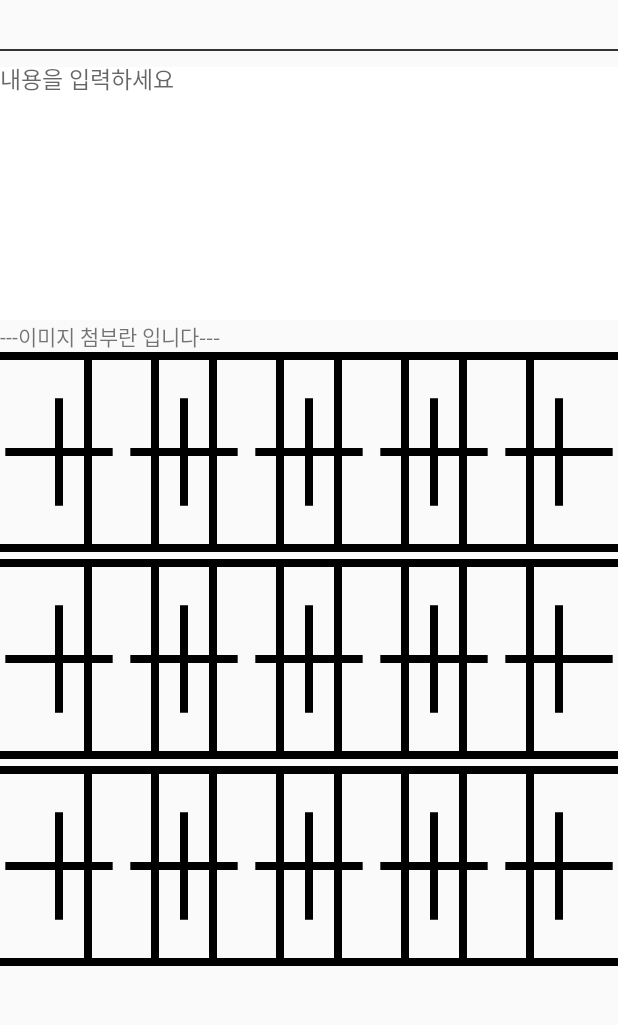
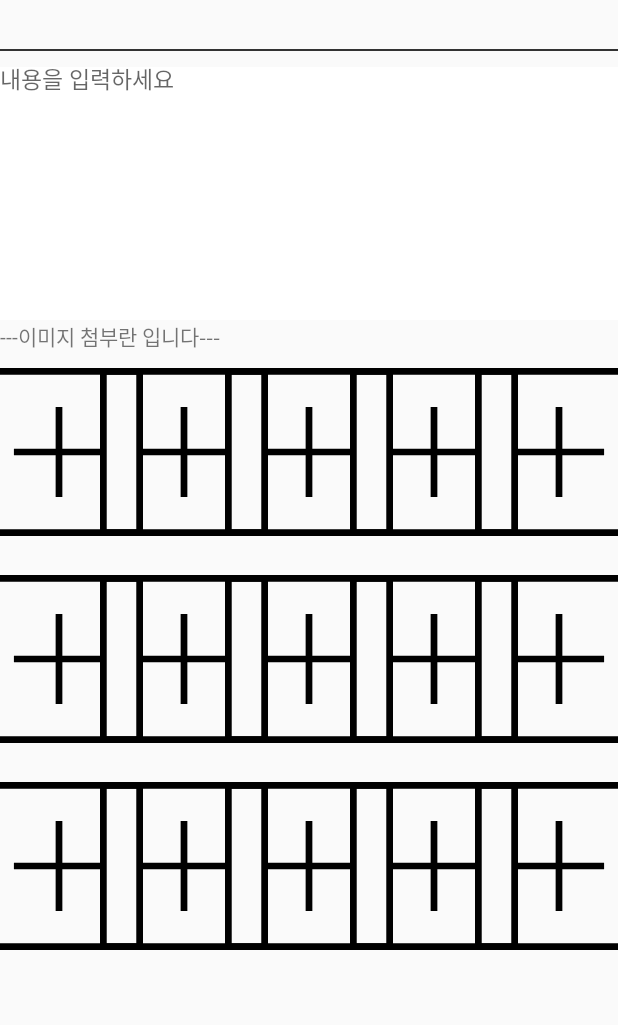
Before and after one commit to saechimdaeki/SimpleLineMemo, an Android app: the screen it shows after launch (EditNoteActivity), after a tap on an icon or button, on a phone screen of 412 x 824 dp, the part 103-1128 px from its top. Run offline under Robolectric (Android 15) with nearby library versions, the phone set to English and light mode, and no system bars; our stand-ins replace Room's generated code; pictures from the network do not load.

```diff
--- a/app/build.gradle
+++ b/app/build.gradle
@@ -31,5 +31,4 @@ dependencies {
     implementation 'androidx.recyclerview:recyclerview:1.1.0-rc01'
     implementation 'androidx.room:room-runtime:2.2.3'
     annotationProcessor 'androidx.room:room-compiler:2.2.3'
-
 }
--- a/app/src/main/java/LINE/MEMO/KIMJUNSEONG/EditNoteActivity.java
+++ b/app/src/main/java/LINE/MEMO/KIMJUNSEONG/EditNoteActivity.java
@@ -1,6 +1,7 @@
 package LINE.MEMO.KIMJUNSEONG;
 
 import android.app.Activity;
+import android.content.Context;
 import android.content.DialogInterface;
 import android.content.Intent;
 import android.database.Cursor;
@@ -16,7 +17,9 @@ import android.provider.MediaStore;
 import android.view.Menu;
 import android.view.MenuItem;
 import android.view.View;
+import android.view.ViewGroup;
 import android.widget.AdapterView;
+import android.widget.BaseAdapter;
 import android.widget.EditText;
 import android.widget.GridView;
 import android.widget.ImageView;
@@ -46,6 +49,7 @@ public class EditNoteActivity extends AppCompatActivity {
     private static final int CAMERA = 2;
     private static final int imgURL = 3;
     ImageView imageView;
+    ImageView imagethumbnail;
     GridView gridView;
     private EditText inputNote;
     private NotesDao dao;
@@ -56,14 +60,21 @@ public class EditNoteActivity extends AppCompatActivity {
     private Uri photoUri;
     private File file;
     private Boolean thumbnail = false;
+    int imageRes;
     Bitmap bitmap;
+    public Integer[] mThumblds = {R.drawable.test1, R.drawable.test2, R.drawable.test3,
+            R.drawable.test4, R.drawable.test5, R.drawable.test5,
+            R.drawable.test6, R.drawable.test7, R.drawable.test8,
+            R.drawable.test9, R.drawable.test10, R.drawable.test11,
+            R.drawable.test12, R.drawable.test13, R.drawable.test14,
+    };
     @Override
     protected void onCreate(Bundle savedInstanceState) {
         super.onCreate(savedInstanceState);
         setContentView(R.layout.edite);
         gridView = findViewById(R.id.gridView01);
-        ImageAdapter imageAdapter = new ImageAdapter(this);
-        gridView.setAdapter(imageAdapter);
+        //ImageAdapter imageAdapter = new ImageAdapter(this);
+        gridView.setAdapter(new ImageAdapterGridView(this));
         inputNote = findViewById(R.id.input_note);
         inputbody = findViewById(R.id.input_note_body);
         dao = NotesDB.getInstance(this).notesDao();
@@ -81,7 +92,10 @@ public class EditNoteActivity extends AppCompatActivity {
             public void onItemClick(AdapterView<?> parent, View view, int position, long id) {
                 imageView = (ImageView) view;
                 if (position == 0) {
-                    thumbnail = true;
+                   imageRes = mThumblds[0];
+                    thumbnail=true;
+
+
 
                 }
                 showdial();
@@ -127,8 +141,11 @@ public class EditNoteActivity extends AppCompatActivity {
             // Note note = new Note(text, date);
             //  dao.insertNote(note);
             if (thumbnail) {
-                BitmapDrawable bitbit=(BitmapDrawable) imageView.getDrawable();
-                bitmap=bitbit.getBitmap();          ////Todo  :     이걸 넘겨야 혀
+                ////Todo  :     이걸 넘겨야 혀
+                Intent intent = new Intent(EditNoteActivity.this,note_adapter.class);
+                intent.putExtra("IMAGE_RES", imageRes);
+//                BitmapDrawable bitbit=(BitmapDrawable) imagethumbnail.getDrawable();
+//                bitmap=bitbit.getBitmap();
 
 
             }
@@ -216,6 +233,7 @@ public class EditNoteActivity extends AppCompatActivity {
         Bitmap bitmap = BitmapFactory.decodeStream(imageurl.openConnection().getInputStream());
         ((ImageView)findViewById(R.id.imageView1)).setImageBitmap(bitmap);
         */
+        //startActivityForResult(, gallery);
     }
 
     private File createImageFile() throws IOException {
@@ -290,6 +308,8 @@ public class EditNoteActivity extends AppCompatActivity {
 
             //setImage();
         }
+        /* url 은 처리안해도됨  */
+        //else if(requestCode==)
     }
 
     private void setImage() {
@@ -334,4 +354,38 @@ public class EditNoteActivity extends AppCompatActivity {
         matrix.postRotate(degree);
         return Bitmap.createBitmap(bitmap, 0, 0, bitmap.getWidth(), bitmap.getHeight(), matrix, true);
     }
+    public class ImageAdapterGridView extends BaseAdapter {
+        private Context mContext;
+
+        public ImageAdapterGridView(Context c) {
+            mContext = c;
+        }
+
+        public int getCount() {
+            return mThumblds.length;
+        }
+
+        public Object getItem(int position) {
+            return null;
+        }
+
+        public long getItemId(int position) {
+            return 0;
+        }
+
+        public View getView(int position, View convertView, ViewGroup parent) {
+            ImageView mImageView;
+
+            if (convertView == null) {
+                mImageView = new ImageView(mContext);
+                mImageView.setLayoutParams(new GridView.LayoutParams(200, 200));
+                mImageView.setScaleType(ImageView.ScaleType.CENTER_CROP);
+                mImageView.setPadding(16, 16, 16, 16);
+            } else {
+                mImageView = (ImageView) convertView;
+            }
+            mImageView.setImageResource(mThumblds[position]);
+            return mImageView;
+        }
+    }
 }
--- a/app/src/main/java/LINE/MEMO/KIMJUNSEONG/ImageAdapter.java
+++ b/app/src/main/java/LINE/MEMO/KIMJUNSEONG/ImageAdapter.java
@@ -7,7 +7,7 @@ import android.widget.BaseAdapter;
 import android.widget.GridView;
 import android.widget.ImageView;
 
-public class ImageAdapter extends BaseAdapter {
+public class ImageAdapter extends BaseAdapter { ///더이상 사용하지않습니다
     Context context;
 
     private Integer[] mThumblds = {R.drawable.test1, R.drawable.test2, R.drawable.test3,
--- a/app/src/main/java/LINE/MEMO/KIMJUNSEONG/note_adapter.java
+++ b/app/src/main/java/LINE/MEMO/KIMJUNSEONG/note_adapter.java
@@ -1,6 +1,10 @@
 package LINE.MEMO.KIMJUNSEONG;
 
+import android.app.Activity;
 import android.content.Context;
+import android.content.Intent;
+import android.os.Bundle;
+import android.util.Log;
 import android.view.LayoutInflater;
 import android.view.View;
 import android.view.ViewGroup;
@@ -53,10 +57,38 @@ public class note_adapter extends RecyclerView.Adapter<note_adapter.noteholder>
                 }
             });
             if ("cmp".equals(holder.thumbnail.getTag())) {
+                /*
                 holder.thumbnail.setVisibility(View.INVISIBLE);///첫번째 사진이 없을시 썸네일 보이지않음 .
+                holder.thumbnail.setTag("cmpppp");
+                Bundle extras=((Activity) context).getIntent().getExtras();
+
+                int imageRes= 0;
+                if (extras != null) {
+                    imageRes = extras.getInt("IMAGE_RES");
+                    Log.v("되고있긴하냐 ", "어?"+imageRes);
+                }else{
+                    Log.v("안대네 ", "어어?"+imageRes);
+                }
+                holder.thumbnail.setImageResource(imageRes);
+                holder.thumbnail.setVisibility(View.VISIBLE);
+
+                 */
             } else {
+                //Intent intent=((Activity) context).getIntent();//   어댑터에서 getintent
+                /*
+                holder.thumbnail.setTag("cmpppp");
+                Bundle extras=((Activity) context).getIntent().getExtras();
+
+                int imageRes= 0;
+                if (extras != null) {
+                    imageRes = extras.getInt("IMAGE_RES");
+                }
+                holder.thumbnail.setImageResource(imageRes);
+                holder.thumbnail.setVisibility(View.VISIBLE);
+
+                 */
+                ;
             }
-            //holder.thumbnail.setImageResource(R.drawable.test1); //있을시는 test1이 썸네일이 된다
 
             if (multiCheck) {
                 holder.checkBox.setVisibility(View.VISIBLE);
```
Also changed, not shown: app/gradle/wrapper/gradle-wrapper.properties (added), 3 other files.
